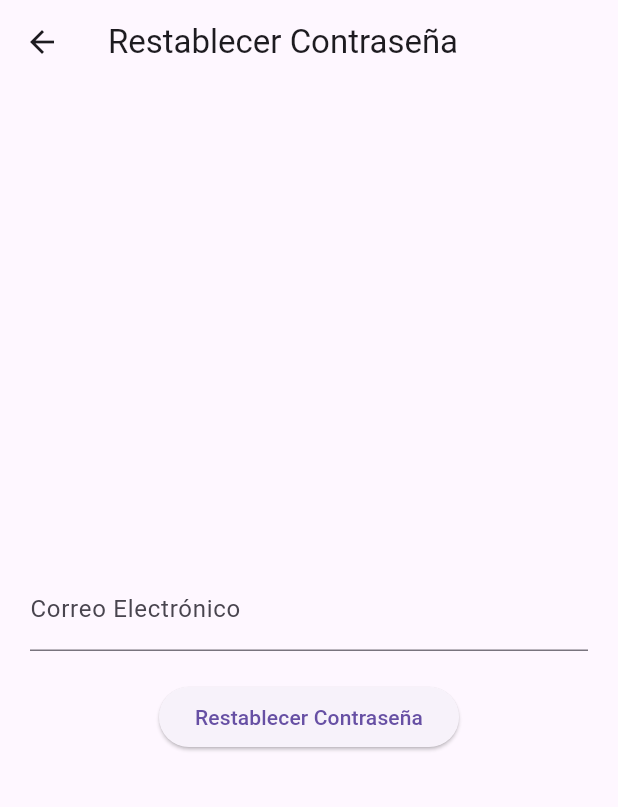
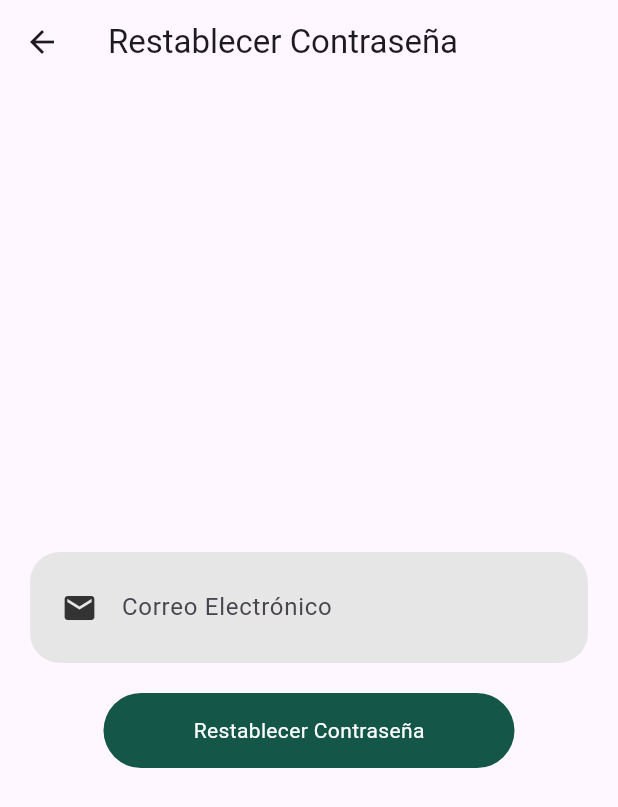
Before and after one commit to LuisDiegoGR/appdevfinal, a Flutter app: the PantallaSiguiente screen opened directly, after a tap on "Forgot Password?", on a phone screen of 412 x 824 dp. Shown: the top 807 px of the screen. Run offline on Flutter 3.47's test engine with Material 3 defaults, Android fonts, the phone set to English and light mode, and no system bars; our stand-ins replace cloud_firestore, firebase_auth, firebase_core, firebase_database, firebase_messaging, firebase_storage and 4 more; accounts and stored records are empty; statements that could not run were skipped.

Commit message:
Mejoras pantallas

```diff
--- a/lib/Personalinfo.dart
+++ b/lib/Personalinfo.dart
@@ -59,7 +59,7 @@ class _PersonalInfoState extends State<PersonalInfo> {
             ),
             ),
             subtitle: Column(
-              crossAxisAlignment: CrossAxisAlignment.stretch,
+              crossAxisAlignment: CrossAxisAlignment.center,
               children: [
                 Text('Dirección: ${userData['address']}',
                 style: const TextStyle(
--- a/lib/forgot_password_screen.dart
+++ b/lib/forgot_password_screen.dart
@@ -63,10 +63,21 @@ class _ForgotPasswordScreenState extends State<ForgotPasswordScreen> {
           child: Column(
             mainAxisAlignment: MainAxisAlignment.center,
             children: <Widget>[
-              TextFormField(
+              Container(
+                width: 400,
+                padding: const EdgeInsets.all(9),
+                decoration: BoxDecoration(
+                  color: Color.fromARGB(255, 231, 230, 230),
+                  borderRadius: BorderRadius.circular(20.0),
+                ),
+              child: TextFormField(
                 controller: _emailController,
                 keyboardType: TextInputType.emailAddress,
-                decoration: const InputDecoration(labelText: 'Correo Electrónico'),
+                decoration: const InputDecoration(
+                  labelText: 'Correo Electrónico',
+                  prefixIcon: Icon(Icons.mail, color: Color(0xFF333333)),
+                  border: InputBorder.none,
+                  ),
                 validator: (value) {
                   if (value!.isEmpty) {
                     return 'Por favor, ingresa tu correo electrónico.';
@@ -74,12 +85,25 @@ class _ForgotPasswordScreenState extends State<ForgotPasswordScreen> {
                   return null;
                 },
               ),
+              ),
               const SizedBox(height: 20.0),
               _isLoading
                   ? const CircularProgressIndicator()
-                  : ElevatedButton(
+                  : RawMaterialButton(
+                    fillColor: const Color(0xFF145647),
+                    elevation: 0.0,
+                    padding: const EdgeInsets.symmetric(vertical: 15, horizontal: 60),
+                    shape: RoundedRectangleBorder(
+                      borderRadius: BorderRadius.circular(30),
+                    ),
                       onPressed: _resetPassword,
-                      child: const Text('Restablecer Contraseña'),
+                      child: const Text(
+                        'Restablecer Contraseña',
+                        style: TextStyle(
+                          color: Colors.white,
+                          fontSize: 14.0,
+                        ),
+                      ),
                     ),
             ],
           ),
--- a/lib/main.dart
+++ b/lib/main.dart
@@ -120,9 +120,9 @@ class HomePage extends StatelessWidget {
             RawMaterialButton(
               fillColor: const Color(0xFF145647),
               elevation: 0.0,
-              padding: const EdgeInsets.symmetric(vertical: 10.0, horizontal: 150.0),
+              padding: const EdgeInsets.symmetric(vertical: 10.0, horizontal: 125.0),
               shape: RoundedRectangleBorder(
-                borderRadius: BorderRadius.circular(12.0),
+                borderRadius: BorderRadius.circular(30.0),
               ),
               onPressed: () {
                 Navigator.push(
--- a/lib/pantalla_siguiente.dart
+++ b/lib/pantalla_siguiente.dart
@@ -120,17 +120,17 @@ class _PantallaSiguiente extends State<PantallaSiguiente> {
               Container(
                 width: 400,
                 padding:
-                    const EdgeInsets.symmetric(horizontal: 8.0, vertical: 8.0),
+                    const EdgeInsets.all(9),
                 decoration: BoxDecoration(
-                  color: const Color.fromARGB(255, 203, 203, 203),
-                  borderRadius: BorderRadius.circular(10.0),
+                  color: Color.fromARGB(255, 231, 230, 230),
+                  borderRadius: BorderRadius.circular(20.0),
                 ),
                 child: TextField(
                   controller: _emailController,
                   keyboardType: TextInputType.emailAddress,
                   decoration: const InputDecoration(
                     hintText: 'name@example.com',
-                    prefixIcon: Icon(Icons.mail, color: Colors.black),
+                    prefixIcon: Icon(Icons.mail, color: Color(0xFF333333)),
                     border: InputBorder.none,
                   ),
                 ),
@@ -139,10 +139,10 @@ class _PantallaSiguiente extends State<PantallaSiguiente> {
               Container(
                 width: 400,
                 padding:
-                    const EdgeInsets.symmetric(horizontal: 8.0, vertical: 8.0),
+                    const EdgeInsets.all(9),
                 decoration: BoxDecoration(
-                  color: const Color.fromARGB(255, 203, 203, 203),
-                  borderRadius: BorderRadius.circular(10.0),
+                  color: const Color.fromARGB(255, 231, 230, 230),
+                  borderRadius: BorderRadius.circular(20.0),
                 ),
                 child: TextField(
                   controller: _passwordController,
@@ -150,7 +150,7 @@ class _PantallaSiguiente extends State<PantallaSiguiente> {
                   obscureText: true,
                   decoration: const InputDecoration(
                     hintText: 'Password',
-                    prefixIcon: Icon(Icons.lock, color: Colors.black),
+                    prefixIcon: Icon(Icons.lock, color: Color(0xFF333333)),
                     border: InputBorder.none,
                   ),
                 ),
@@ -167,7 +167,7 @@ class _PantallaSiguiente extends State<PantallaSiguiente> {
                     child: const Text(
                       'Create account',
                       style: TextStyle(
-                        color: Colors.blue,
+                        color: Color(0xFF333333),
                         fontSize: 16,
                       ),
                     ),
@@ -182,7 +182,7 @@ class _PantallaSiguiente extends State<PantallaSiguiente> {
                     child: const Text(
                       'Forgot Password?',
                       style: TextStyle(
-                        color: Colors.blue,
+                        color: Color(0xFF333333),
                         fontSize: 16,
                       ),
                     ),
@@ -196,7 +196,7 @@ class _PantallaSiguiente extends State<PantallaSiguiente> {
                 padding: const EdgeInsets.symmetric(
                     vertical: 15.0, horizontal: 100.0),
                 shape: RoundedRectangleBorder(
-                  borderRadius: BorderRadius.circular(12.0),
+                  borderRadius: BorderRadius.circular(30.0),
                 ),
   onPressed: () async {
   User? user = await loginUsingEmailPassword(
```
Also changed, not shown: lib/Citas.dart (+60 -12 lines), lib/TerceraPage.dart (+24 -21 lines).
